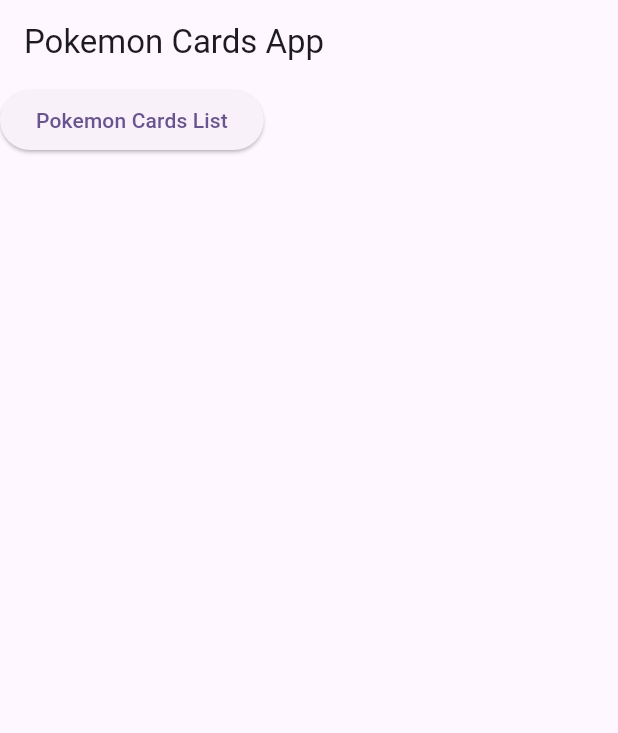
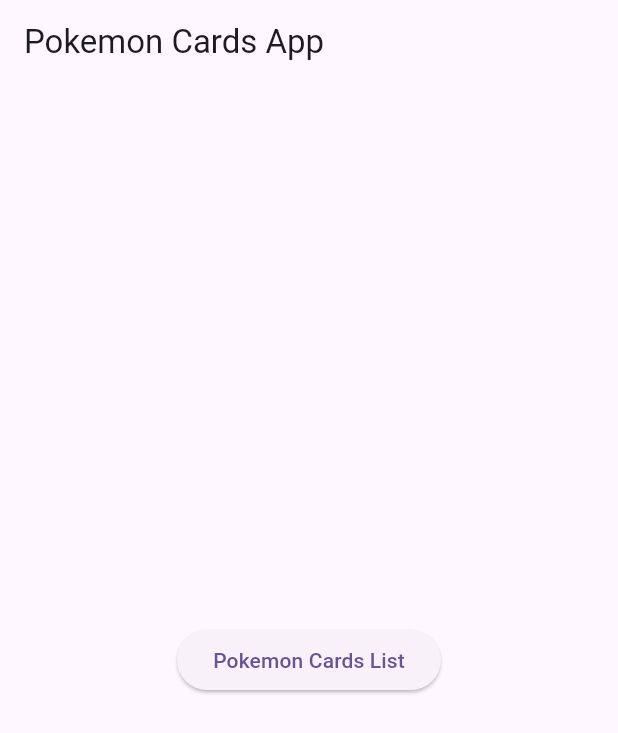
Before and after one commit to swayamshreemohanty/pokemon, a Flutter app: the screen it shows after launch, on a phone screen of 412 x 824 dp. Shown: the top 733 px of the screen. Run offline on Flutter 3.47's test engine with Material 3 defaults, Android fonts, the phone set to English and light mode, and no system bars; our stand-ins replace cached_network_image, dio, equatable, feather_icons, flutter_bloc, flutter_spinkit and 3 more.

Commit message:
handler upgraded

```diff
--- /dev/null
+++ b/devtools_options.yaml
@@ -0,0 +1,3 @@
+description: This file stores settings for Dart & Flutter DevTools.
+documentation: https://docs.flutter.dev/tools/devtools/extensions#configure-extension-enablement-states
+extensions:
--- a/lib/base_route.dart
+++ b/lib/base_route.dart
@@ -17,12 +17,17 @@ class BaseRoute extends StatelessWidget {
         title: const Text('Pokemon Cards App'),
       ),
       body: Column(
+        crossAxisAlignment: CrossAxisAlignment.center,
+        mainAxisAlignment: MainAxisAlignment.center,
         children: [
-          ElevatedButton(
-            onPressed: () {
-              GoRouter.of(context).pushNamed(PokemonCardsListScreen.routeName);
-            },
-            child: const Text('Pokemon Cards List'),
+          Center(
+            child: ElevatedButton(
+              onPressed: () {
+                GoRouter.of(context)
+                    .pushNamed(PokemonCardsListScreen.routeName);
+              },
+              child: const Text('Pokemon Cards List'),
+            ),
           ),
         ],
       ),
--- a/lib/pokemon_card/widget/pokemon_cards_widget.dart
+++ b/lib/pokemon_card/widget/pokemon_cards_widget.dart
@@ -46,6 +46,7 @@ class PokemonCardsGridView implements PokemonCardsWidget {
           } else {
             return PaginationLoaderWidget(
               key: const Key('PokemonCardsGridViewLoader'),
+              isPaginationDisabled: pokemonCardModel.pagination.isDisabled,
               hasMoreData: pokemonCardModel.pagination.hasNextPage,
               loadMoreData: () {
                 //Load more data
--- a/lib/util/pagination_model.dart
+++ b/lib/util/pagination_model.dart
@@ -43,8 +43,8 @@ class PaginationModel {
     );
   }
 
-  /// Allow pagination
-  bool get allowPagination => currentPage != -1 && totalPages != -1;
+  /// is Pagination disabled
+  bool get isDisabled => currentPage == -1 && totalPages == -1;
 
   /// This method is used to disable pagination.
   /// Mostly used during search operations.
```
Also changed, not shown: lib/common/widgets/pagination_loader_widget.dart (+7 -1 lines), lib/pokemon_card/repository/pokemon_cards_repository_impl.dart (+8 -1 lines).
